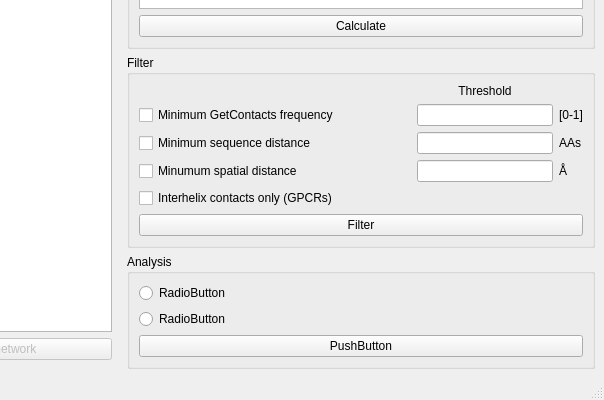
Above: gui/alloviz_main.ui from frannerin/AlloViz before the change; both pictures show x 162 to 766 and y 321 to 721 of the 766 by 721 pixel window. Below: the same form after it.
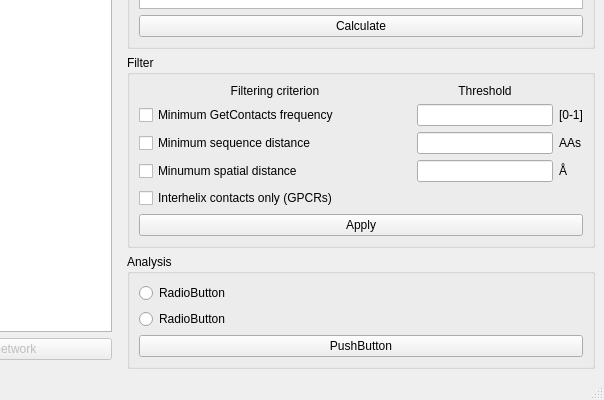
That is the form after the change.

Patch:
```diff
--- a/gui/alloviz_main.ui
+++ b/gui/alloviz_main.ui
@@ -175,7 +175,7 @@
            <item row="5" column="0" colspan="3">
             <widget class="QPushButton" name="pushButton_5">
              <property name="text">
-              <string>Filter</string>
+              <string>Apply</string>
              </property>
             </widget>
            </item>
@@ -186,6 +186,16 @@
              </property>
             </widget>
            </item>
+           <item row="0" column="0">
+            <widget class="QLabel" name="label_6">
+             <property name="text">
+              <string>Filtering criterion</string>
+             </property>
+             <property name="alignment">
+              <set>Qt::AlignCenter</set>
+             </property>
+            </widget>
+           </item>
           </layout>
          </widget>
         </item>
```
